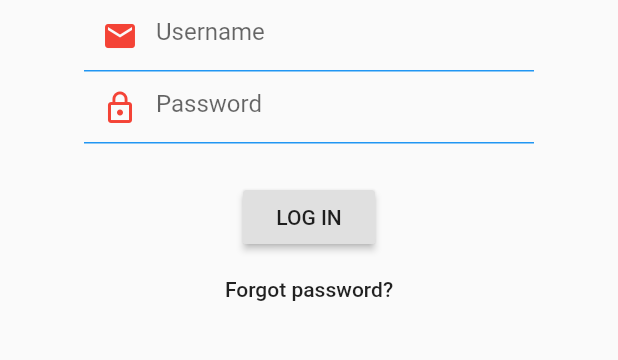
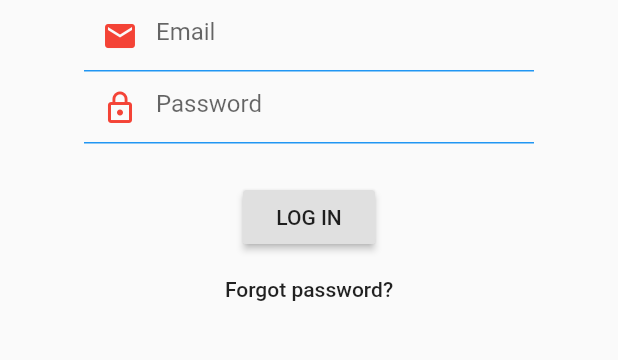
Before and after one commit to jmontesoca/WorkFlow, a Flutter app: the screen it shows after launch, on a phone screen of 412 x 824 dp, the part 503-863 px from its top. Run offline on Flutter 3.47's test engine with Material 2 defaults, Android fonts, the phone set to English and light mode, and no system bars.

Commit message:
Furtherly Secured Login Page
Added in Global Key which validates all textfields together and sends it to one place. This one place/function will be able to go to second route (page).

```diff
--- a/flutterApp/lib/main.dart
+++ b/flutterApp/lib/main.dart
@@ -27,9 +27,7 @@ class LoginPage extends StatelessWidget {
           style: TextStyle(fontSize: 32)
           ),
       ),
-
-      body: LoginForm(), //Doesnt accept children
-      // #docregion text
+      body: LoginForm(),
     );
   }
 }
@@ -42,25 +40,35 @@ class LoginForm extends StatefulWidget {
 }
 
 class LoginFormState extends State<LoginForm> {
+  final alphanumeric = RegExp(r'^[a-zA-Z0-9]+$');
   final _formKey = GlobalKey<FormState>();
+  var _email, _password;
+
 
   @override
   Widget build(BuildContext context) {
+
     return Form(
       key: _formKey,
+
+
       child: Stack(children: <Widget>[
         Container(
             //child:
             ),
         Center(
+          //instead of hardcode 175, container can be infinity length but the widgets within can be centered to be center of the container.
           child: Container(
             width: 300.0,
             padding: EdgeInsets.only(top: 175.0),
             child: Column(children: <Widget>[
-              //////////////////////////////////////////////////////////Text Fields
+
+
+//////////////////////////////////////Text Fields
               new MyImageWidget(),
 
               TextFormField(
+                autocorrect: false,
                 decoration: InputDecoration(
                   enabledBorder: UnderlineInputBorder(
                     borderSide: BorderSide(color: Colors.blue),
@@ -70,19 +78,31 @@ class LoginFormState extends State<LoginForm> {
                     color: Colors.red,
                     size: 24.0,
                   ),
-                  hintText: 'Username',
+                  hintText: 'Email',
                 ),
+                //Validation Section for Email Textfield
                 validator: (value) {
                   if (value.isEmpty) {
                     Scaffold.of(context).showSnackBar(
-                        SnackBar(content: Text('Error: Username is empty.')));
+                        SnackBar(content: Text('Error: Email is empty.')));
                   }
+
+                  if (!value.contains('@')){
+                    Scaffold.of(context).showSnackBar(
+                        SnackBar(content: Text("Please type in a valid email address")));
+                  }
+
                   return null;
+                },
+                onSaved: (str){
+                  _email = str;
                 },
               ),
               Padding(
                 padding: EdgeInsets.only(bottom: 25.0),
                 child: TextFormField(
+                  obscureText: true,
+                  autocorrect: false,
                   decoration: InputDecoration(
                       enabledBorder: UnderlineInputBorder(
                         borderSide: BorderSide(color: Colors.blue),
@@ -93,26 +113,23 @@ class LoginFormState extends State<LoginForm> {
                         size: 24.0,
                       ),
                       hintText: 'Password'),
+                  //Validation Section for Password Textfield
                   validator: (value) {
-                    if (value.isEmpty) {
+                    if (value.isEmpty | (value.length <= 7)) {
                       Scaffold.of(context).showSnackBar(
-                          SnackBar(content: Text('Error: Password is empty.')));
+                          SnackBar(content: Text('Error: Password is invalid.')));
                     }
                     return null;
+                  },
+                  onSaved: (str)  { //Database shit goes here
+                     _password = str;
                   },
                 ),
               ),
 
-              ////////////////////////////////////////////////////////////Submission Button
+////////////////////////////////Submission Button
               RaisedButton(
-                onPressed: () {
-                  if (_formKey.currentState.validate()) {
-                    // If the form is valid, display a snackbar. In the real world,
-                    // you'd often call a server or save the information in a database.
-                    Scaffold.of(context).showSnackBar(
-                        SnackBar(content: Text('Processing Submission')));
-                  }
-                },
+                onPressed: onPressed,
                 child: Text('LOG IN'),
               ),
               FlatButton(
@@ -127,4 +144,14 @@ class LoginFormState extends State<LoginForm> {
       ]),
     );
   }
+
+  void onPressed(){
+
+    var form = _formKey.currentState;
+
+   if (form.validate()){
+
+   }
+  }
+
 }
```
